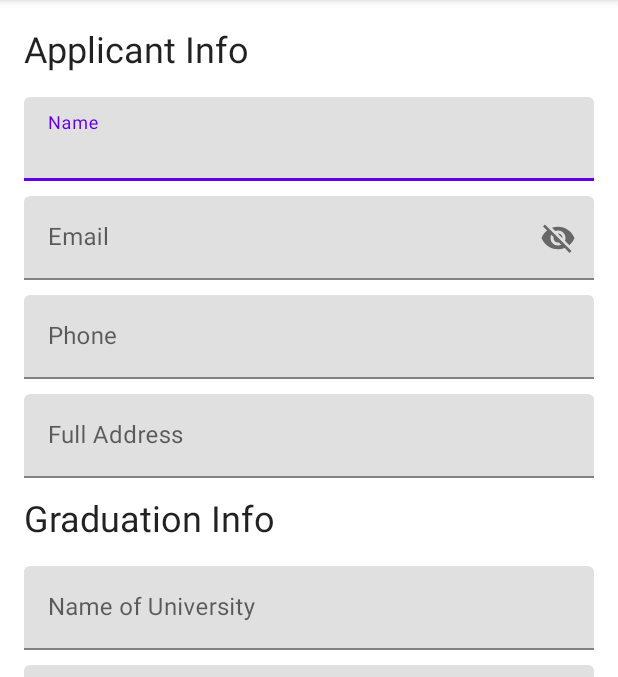
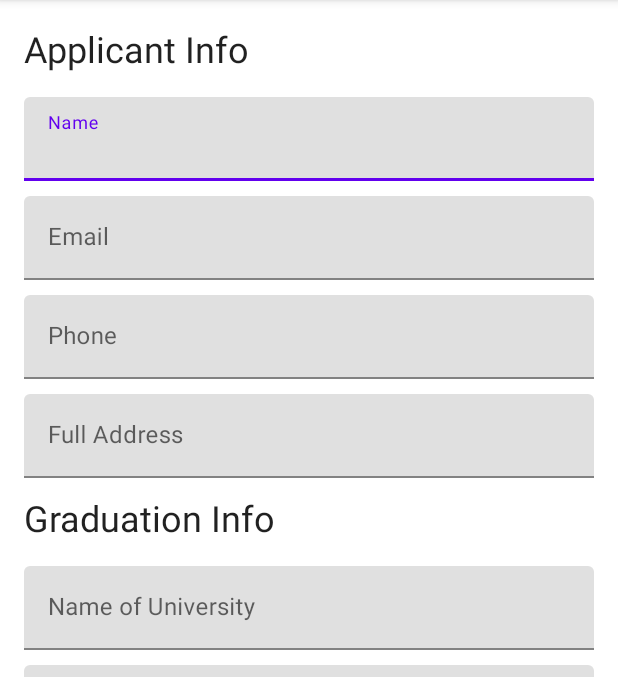
Before and after one commit to mazharulsabbir/FieldBuzzApplicantAssignment, an Android app: the MainActivity screen opened directly, with no data from a screen before it, on a phone screen of 412 x 824 dp, the part 84-761 px from its top. Run offline under Robolectric (Android 15) with nearby library versions, the phone set to English and light mode, and no system bars; our stand-ins replace RxJava.

```diff
--- a/app/src/main/java/com/mazharulsabbir/fieldbuzz/applicant/assignment/data/api/FieldBuzzApiService.java
+++ b/app/src/main/java/com/mazharulsabbir/fieldbuzz/applicant/assignment/data/api/FieldBuzzApiService.java
@@ -13,6 +13,7 @@ import retrofit2.Response;
 import retrofit2.http.Body;
 import retrofit2.http.Multipart;
 import retrofit2.http.POST;
+import retrofit2.http.PUT;
 import retrofit2.http.Part;
 import retrofit2.http.Path;
 
@@ -26,7 +27,7 @@ public interface FieldBuzzApiService {
     );
 
     @Multipart
-    @POST("api/file-object/{fileId}/")
+    @PUT("api/file-object/{fileId}/")
     Single<Response<CvUploadResponse>> uploadCv(
             @Path("fileId") int fileId,
             @Part MultipartBody.Part pdfFile
--- a/app/src/main/java/com/mazharulsabbir/fieldbuzz/applicant/assignment/ui/auth/view/AuthActivity.java
+++ b/app/src/main/java/com/mazharulsabbir/fieldbuzz/applicant/assignment/ui/auth/view/AuthActivity.java
@@ -12,8 +12,8 @@ import androidx.lifecycle.ViewModelProvider;
 import com.google.android.material.textfield.TextInputLayout;
 import com.mazharulsabbir.fieldbuzz.applicant.assignment.R;
 import com.mazharulsabbir.fieldbuzz.applicant.assignment.data.model.ErrorResponse;
+import com.mazharulsabbir.fieldbuzz.applicant.assignment.data.model.auth.Authentication;
 import com.mazharulsabbir.fieldbuzz.applicant.assignment.data.model.auth.response.AuthenticateResponse;
-import com.mazharulsabbir.fieldbuzz.applicant.assignment.data.model.auth.Authentication;
 import com.mazharulsabbir.fieldbuzz.applicant.assignment.ui.auth.viewmodel.AuthViewModel;
 import com.mazharulsabbir.fieldbuzz.applicant.assignment.ui.main.view.MainActivity;
 import com.mazharulsabbir.fieldbuzz.applicant.assignment.utils.ErrorUtils;
@@ -42,6 +42,8 @@ public class AuthActivity extends AppCompatActivity {
         pass = findViewById(R.id.password);
 
         SharedPrefUtil sharedPrefUtil = new SharedPrefUtil(this);
+        sharedPrefUtil.getUUID();
+
         if (sharedPrefUtil.getToken() != null) {
             updateUI();
         }
--- a/app/src/main/java/com/mazharulsabbir/fieldbuzz/applicant/assignment/utils/SharedPrefUtil.java
+++ b/app/src/main/java/com/mazharulsabbir/fieldbuzz/applicant/assignment/utils/SharedPrefUtil.java
@@ -4,6 +4,8 @@ import android.content.Context;
 import android.content.SharedPreferences;
 
 public class SharedPrefUtil {
+    private static final String TAG = "SharedPrefUtil";
+
     private static final String DATABASE_NAME = "fieldbuzz_applicant_assignment_SharedPrefUtil";
     private static final String TOKEN = "com.mazharulsabbir.fieldbuzz.applicant.assignment.utils.SharedPrefUtil.EXTRA_TOKEN";
     private static final String UUID = "com.mazharulsabbir.fieldbuzz.applicant.assignment.utils.SharedPrefUtil.EXTRA_UUID";
@@ -29,35 +31,31 @@ public class SharedPrefUtil {
         return preferences.getString(TOKEN, null);
     }
 
-    public String getUUID() {
+    public void setUUID(String uuid) {
         SharedPreferences preferences = context.getSharedPreferences(DATABASE_NAME, 0);
         SharedPreferences.Editor editor = preferences.edit();
 
-        String mUUID = preferences.getString(UUID, null);
-        String uuid = java.util.UUID.randomUUID().toString();
-
-        if (mUUID == null) {
         editor.putString(UUID, uuid);
         editor.apply();
         editor.commit();
     }
 
+    public String getUUID() {
+        SharedPreferences preferences = context.getSharedPreferences(DATABASE_NAME, 0);
         return preferences.getString(UUID, null);
     }
 
-    public String getCvFileUUID() {
+    public void setCvUUID(String uuid) {
         SharedPreferences preferences = context.getSharedPreferences(DATABASE_NAME, 0);
         SharedPreferences.Editor editor = preferences.edit();
 
-        String mUUID = preferences.getString(FILE_UUID, null);
-        String uuid = java.util.UUID.randomUUID().toString();
-
-        if (mUUID == null) {
         editor.putString(FILE_UUID, uuid);
         editor.apply();
         editor.commit();
     }
 
+    public String getCvFileUUID() {
+        SharedPreferences preferences = context.getSharedPreferences(DATABASE_NAME, 0);
         return preferences.getString(FILE_UUID, null);
     }
 
--- a/app/src/main/res/layout/activity_main.xml
+++ b/app/src/main/res/layout/activity_main.xml
@@ -1,6 +1,5 @@
 <?xml version="1.0" encoding="utf-8"?>
 <androidx.core.widget.NestedScrollView xmlns:android="http://schemas.android.com/apk/res/android"
-    xmlns:app="http://schemas.android.com/apk/res-auto"
     xmlns:tools="http://schemas.android.com/tools"
     android:layout_width="match_parent"
     android:layout_height="match_parent"
@@ -31,7 +30,9 @@
 
             <com.google.android.material.textfield.TextInputEditText
                 android:layout_width="match_parent"
-                android:layout_height="match_parent" />
+                android:layout_height="match_parent"
+                android:imeOptions="actionNext"
+                android:singleLine="true" />
         </com.google.android.material.textfield.TextInputLayout>
 
         <Space
@@ -42,13 +43,14 @@
             android:id="@+id/email"
             android:layout_width="match_parent"
             android:layout_height="wrap_content"
-            android:hint="Email"
-            app:passwordToggleEnabled="true">
+            android:hint="Email">
 
             <com.google.android.material.textfield.TextInputEditText
                 android:layout_width="match_parent"
                 android:layout_height="match_parent"
-                android:inputType="textEmailAddress" />
+                android:imeOptions="actionNext"
+                android:inputType="textEmailAddress"
+                android:singleLine="true" />
         </com.google.android.material.textfield.TextInputLayout>
 
         <Space
@@ -64,7 +66,9 @@
             <com.google.android.material.textfield.TextInputEditText
                 android:layout_width="match_parent"
                 android:layout_height="match_parent"
-                android:inputType="number" />
+                android:imeOptions="actionNext"
+                android:inputType="number"
+                android:singleLine="true" />
         </com.google.android.material.textfield.TextInputLayout>
 
         <Space
@@ -80,7 +84,9 @@
             <com.google.android.material.textfield.TextInputEditText
                 android:layout_width="match_parent"
                 android:layout_height="match_parent"
-                android:inputType="textPostalAddress" />
+                android:imeOptions="actionNext"
+                android:inputType="textPostalAddress"
+                android:singleLine="true" />
         </com.google.android.material.textfield.TextInputLayout>
 
         <Space
@@ -106,7 +112,9 @@
 
             <com.google.android.material.textfield.TextInputEditText
                 android:layout_width="match_parent"
-                android:layout_height="match_parent" />
+                android:layout_height="match_parent"
+                android:imeOptions="actionNext"
+                android:singleLine="true" />
         </com.google.android.material.textfield.TextInputLayout>
 
         <Space
@@ -122,7 +130,9 @@
             <com.google.android.material.textfield.TextInputEditText
                 android:layout_width="match_parent"
                 android:layout_height="match_parent"
-                android:inputType="date" />
+                android:imeOptions="actionNext"
+                android:inputType="date"
+                android:singleLine="true" />
         </com.google.android.material.textfield.TextInputLayout>
 
         <Space
@@ -138,7 +148,9 @@
             <com.google.android.material.textfield.TextInputEditText
                 android:layout_width="match_parent"
                 android:layout_height="match_parent"
-                android:inputType="numberDecimal" />
+                android:imeOptions="actionNext"
+                android:inputType="numberDecimal"
+                android:singleLine="true" />
         </com.google.android.material.textfield.TextInputLayout>
 
         <Space
@@ -165,7 +177,9 @@
             <com.google.android.material.textfield.TextInputEditText
                 android:layout_width="match_parent"
                 android:layout_height="match_parent"
-                android:inputType="number" />
+                android:imeOptions="actionNext"
+                android:inputType="number"
+                android:singleLine="true" />
         </com.google.android.material.textfield.TextInputLayout>
 
         <Space
@@ -180,7 +194,9 @@
 
             <com.google.android.material.textfield.TextInputEditText
                 android:layout_width="match_parent"
-                android:layout_height="match_parent" />
+                android:layout_height="match_parent"
+                android:imeOptions="actionNext"
+                android:singleLine="true" />
         </com.google.android.material.textfield.TextInputLayout>
 
         <Space
@@ -207,7 +223,9 @@
             <com.google.android.material.textfield.MaterialAutoCompleteTextView
                 android:id="@+id/applying_in"
                 android:layout_width="match_parent"
-                android:layout_height="match_parent" />
+                android:layout_height="match_parent"
+                android:imeOptions="actionNext"
+                android:singleLine="true" />
         </com.google.android.material.textfield.TextInputLayout>
 
         <Space
@@ -223,7 +241,9 @@
             <com.google.android.material.textfield.TextInputEditText
                 android:layout_width="match_parent"
                 android:layout_height="match_parent"
-                android:inputType="number" />
+                android:imeOptions="actionNext"
+                android:inputType="number"
+                android:singleLine="true" />
         </com.google.android.material.textfield.TextInputLayout>
 
         <Space
@@ -239,7 +259,9 @@
 
             <com.google.android.material.textfield.TextInputEditText
                 android:layout_width="match_parent"
-                android:layout_height="match_parent" />
+                android:layout_height="match_parent"
+                android:imeOptions="actionNext"
+                android:singleLine="true" />
         </com.google.android.material.textfield.TextInputLayout>
 
         <Space
@@ -255,7 +277,9 @@
 
             <com.google.android.material.textfield.TextInputEditText
                 android:layout_width="match_parent"
-                android:layout_height="match_parent" />
+                android:layout_height="match_parent"
+                android:imeOptions="actionDone"
+                android:singleLine="true" />
         </com.google.android.material.textfield.TextInputLayout>
 
         <Space
@@ -270,10 +294,10 @@
             <TextView
                 android:id="@+id/pdf_url"
                 android:layout_width="0dp"
-                android:maxLines="3"
-                android:ellipsize="marquee"
                 android:layout_height="wrap_content"
                 android:layout_weight="1"
+                android:ellipsize="marquee"
+                android:maxLines="3"
                 android:text="Pdf not selected yet." />
 
             <com.google.android.material.button.MaterialButton
@@ -285,12 +309,20 @@
         </LinearLayout>
 
         <com.google.android.material.button.MaterialButton
+            android:id="@+id/update_recruitment"
+            android:layout_width="match_parent"
+            android:layout_height="wrap_content"
+            android:layout_marginTop="30dp"
+            android:onClick="updateRecruitment"
+            android:text="Update Existing" />
+
+        <com.google.android.material.button.MaterialButton
             android:id="@+id/save_recruitment"
             android:layout_width="match_parent"
             android:layout_height="wrap_content"
             android:layout_marginTop="30dp"
             android:onClick="saveRecruitment"
-            android:text="Save" />
+            android:text="Save New" />
 
     </LinearLayout>
 
```
Also changed, not shown: app/src/main/java/com/mazharulsabbir/fieldbuzz/applicant/assignment/data/model/recruitment/response/CvFile.java (+15 -0 lines), app/src/main/java/com/mazharulsabbir/fieldbuzz/applicant/assignment/ui/main/view/MainActivity.java (+78 -14 lines). Lines whose indentation alone changed are shown as unchanged.
